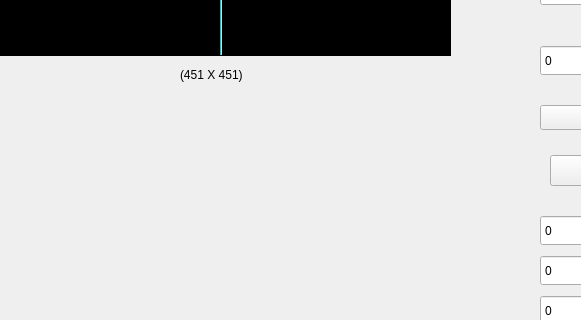
First picture: the form in BCSE3_Graphics_Assignment/mainwindow.ui, repository debargham14/BCSE_Graphics_Assignment, before the edit; both pictures show x 0 to 581 and y 431 to 751 of the 1274 by 891 pixel window.
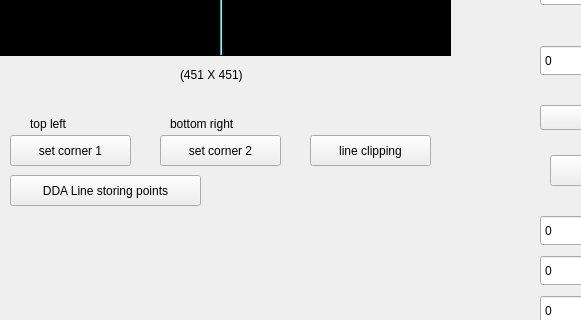
Second picture: the form after the edit. Custom widgets are drawn as their Qt base class.

Commit message: cohen sutherland line clipping algorithm implemented considering multiple lines in to account

Diff of the .ui file:
```diff
--- a/BCSE3_Graphics_Assignment/mainwindow.ui
+++ b/BCSE3_Graphics_Assignment/mainwindow.ui
@@ -715,6 +715,84 @@
      </rect>
     </property>
    </widget>
+   <widget class="QPushButton" name="setCorner1">
+    <property name="geometry">
+     <rect>
+      <x>10</x>
+      <y>530</y>
+      <width>121</width>
+      <height>31</height>
+     </rect>
+    </property>
+    <property name="text">
+     <string>set corner 1</string>
+    </property>
+   </widget>
+   <widget class="QPushButton" name="setCorner2">
+    <property name="geometry">
+     <rect>
+      <x>160</x>
+      <y>530</y>
+      <width>121</width>
+      <height>31</height>
+     </rect>
+    </property>
+    <property name="text">
+     <string>set corner 2</string>
+    </property>
+   </widget>
+   <widget class="QPushButton" name="lineclipping">
+    <property name="geometry">
+     <rect>
+      <x>310</x>
+      <y>530</y>
+      <width>121</width>
+      <height>31</height>
+     </rect>
+    </property>
+    <property name="text">
+     <string>line clipping</string>
+    </property>
+   </widget>
+   <widget class="QPushButton" name="drawDDALineByStoringPoints">
+    <property name="geometry">
+     <rect>
+      <x>10</x>
+      <y>570</y>
+      <width>191</width>
+      <height>31</height>
+     </rect>
+    </property>
+    <property name="text">
+     <string>DDA Line storing points</string>
+    </property>
+   </widget>
+   <widget class="QLabel" name="label_13">
+    <property name="geometry">
+     <rect>
+      <x>30</x>
+      <y>510</y>
+      <width>91</width>
+      <height>17</height>
+     </rect>
+    </property>
+    <property name="text">
+     <string>top left</string>
+    </property>
+   </widget>
+   <widget class="QLabel" name="label_14">
+    <property name="geometry">
+     <rect>
+      <x>170</x>
+      <y>510</y>
+      <width>91</width>
+      <height>17</height>
+     </rect>
+    </property>
+    <property name="text">
+     <string>bottom right</string>
+    </property>
+   </widget>
   </widget>
   <widget class="QMenuBar" name="menuBar">
    <property name="geometry">
```
The commit also changes 2 other files.
